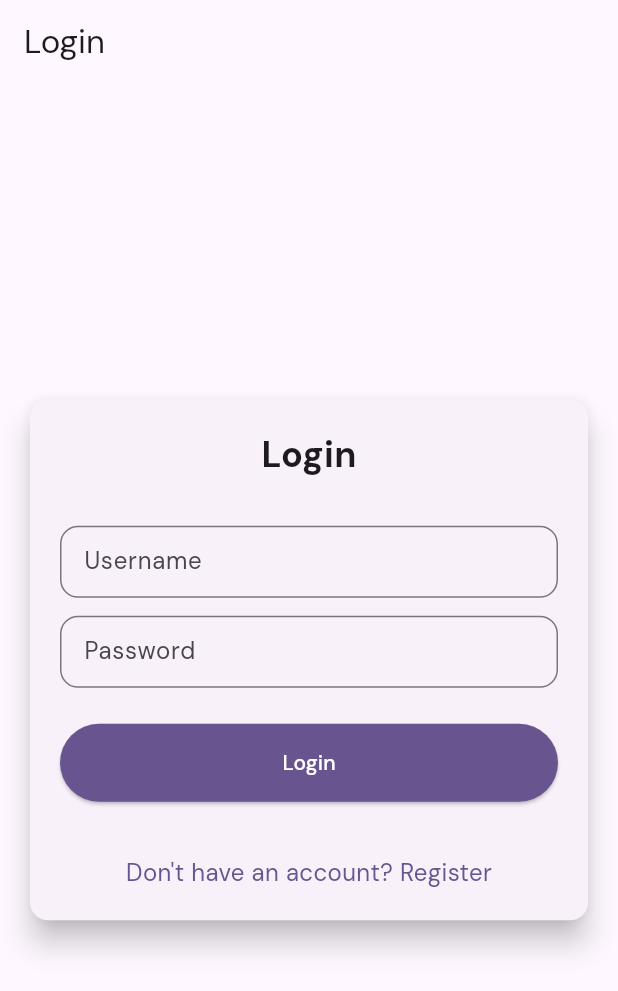
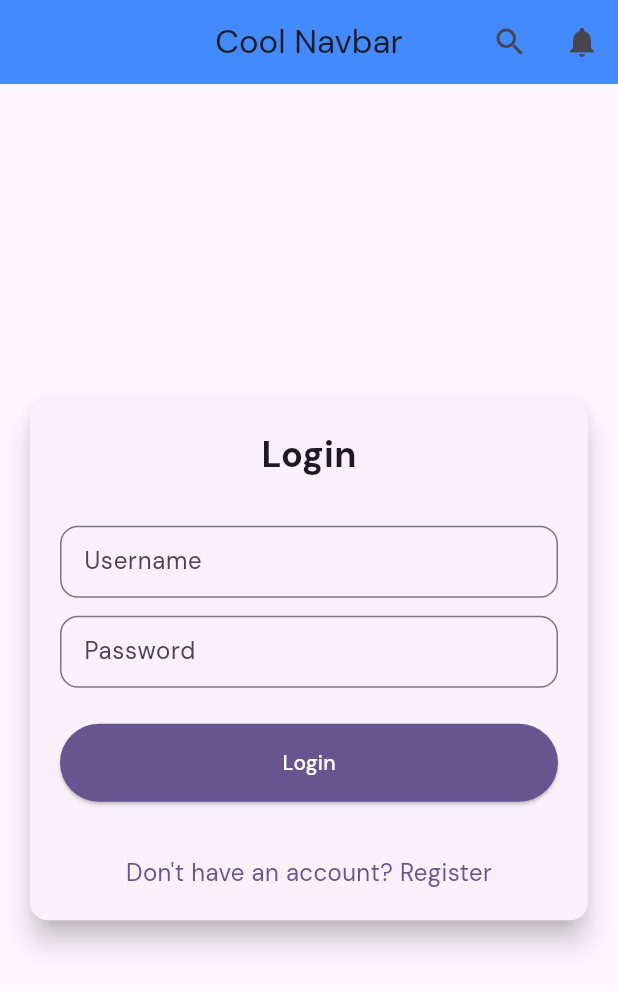
Before and after one commit to Andrew4Coding/skibishop-pbp-mobile, a Flutter app: the screen it shows after launch, on a phone screen of 412 x 824 dp. Shown: the top 991 px of the screen. Run offline on Flutter 3.47's test engine with Material 3 defaults, Android fonts, the phone set to English and light mode, and no system bars; our stand-ins replace google_fonts; missing offline and left inert: pbp_django_auth.

Commit message:
feat: update navbar

```diff
--- a/lib/pages/list_product.dart
+++ b/lib/pages/list_product.dart
@@ -2,6 +2,7 @@ import 'package:flutter/material.dart';
 import 'package:pbp_django_auth/pbp_django_auth.dart';
 import 'package:provider/provider.dart';
 import 'package:skibishop_mobile/ds/left_drawer.dart';
+import 'package:skibishop_mobile/ds/navbar.dart';
 import 'package:skibishop_mobile/models/product_entry.dart';
 
 class ProductListPage extends StatefulWidget {
@@ -32,9 +33,7 @@ class _ProductListPageState extends State<ProductListPage> {
   Widget build(BuildContext context) {
     final request = context.watch<CookieRequest>();
     return Scaffold(
-      appBar: AppBar(
-        title: const Text('Mood Entry List'),
-      ),
+      appBar: const Navbar(),
       drawer: const LeftDrawer(),
       body: FutureBuilder(
         future: fetchMood(request),
--- a/lib/pages/login.dart
+++ b/lib/pages/login.dart
@@ -1,6 +1,7 @@
 import 'package:flutter/material.dart';
 import 'package:pbp_django_auth/pbp_django_auth.dart';
 import 'package:provider/provider.dart';
+import 'package:skibishop_mobile/ds/navbar.dart';
 import 'package:skibishop_mobile/pages/menu.dart';
 import 'package:skibishop_mobile/pages/register.dart';
 
@@ -42,9 +43,7 @@ class _LoginPageState extends State<LoginPage> {
     final request = context.watch<CookieRequest>();
 
     return Scaffold(
-      appBar: AppBar(
-        title: const Text('Login'),
-      ),
+      appBar: const Navbar(),
       body: Center(
         child: SingleChildScrollView(
           padding: const EdgeInsets.all(16.0),
```
